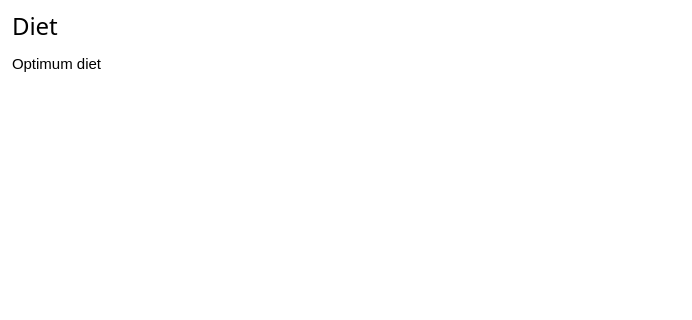
The window that ui/ui_optimumdietwindow.ui (josh-minch/spartan) describes before a commit, drawn with Qt 5; both pictures show x 0 to 692 and y 0 to 320 of the 1090 by 600 pixel window.
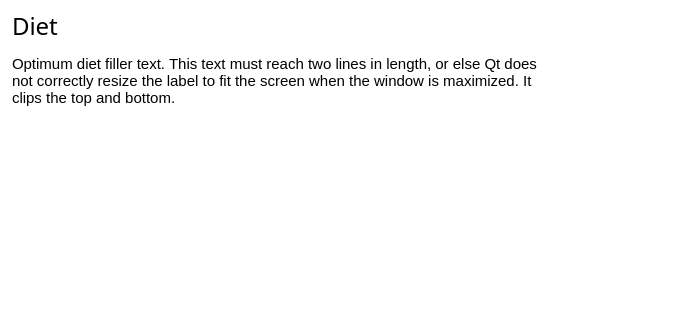
The same window after the commit. Icons and pictures are not drawn.

```diff
--- a/ui/ui_optimumdietwindow.ui
+++ b/ui/ui_optimumdietwindow.ui
@@ -114,11 +114,11 @@
       </item>
       <item>
        <widget class="QLabel" name="diet_label">
-        <property name="sizePolicy">
-         <sizepolicy hsizetype="MinimumExpanding" vsizetype="Preferred">
-          <horstretch>0</horstretch>
-          <verstretch>0</verstretch>
-         </sizepolicy>
+        <property name="minimumSize">
+         <size>
+          <width>0</width>
+          <height>40</height>
+         </size>
         </property>
         <property name="font">
          <font>
@@ -127,7 +127,10 @@
          </font>
         </property>
         <property name="text">
-         <string>Optimum diet</string>
+         <string>Optimum diet filler text. This text must reach two lines in length, or else Qt does not correctly resize the label to fit the screen when the window is maximized. It clips the top and bottom.</string>
+        </property>
+        <property name="alignment">
+         <set>Qt::AlignLeading|Qt::AlignLeft|Qt::AlignTop</set>
         </property>
         <property name="wordWrap">
          <bool>true</bool>
```
Left out of the diff: 6 changed lines with no effect on the pictures.
